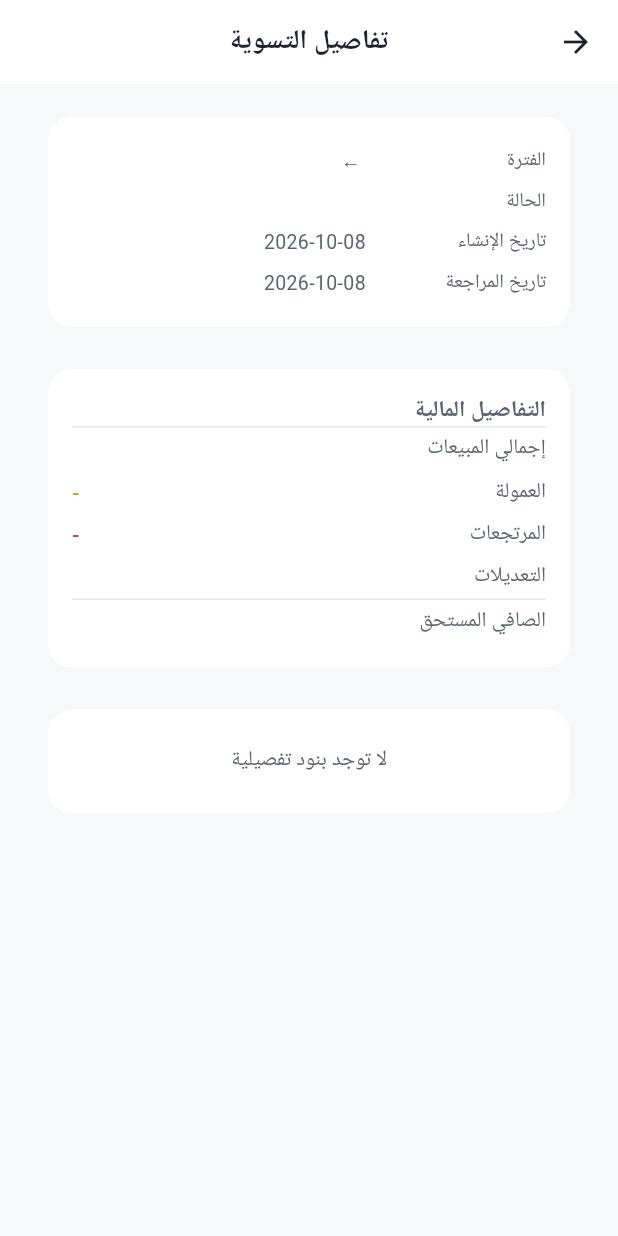
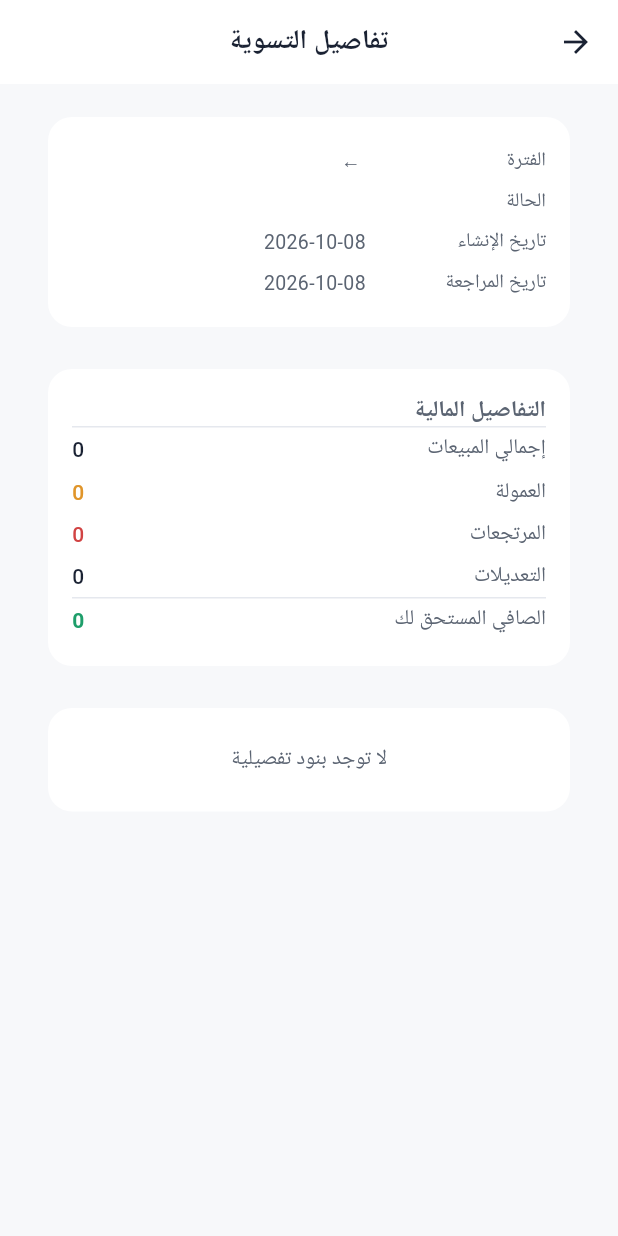
Before and after one commit to msorori-mh/NetYemen, a Flutter app: the SettlementDetailScreen screen opened directly with empty values, on a phone screen of 412 x 824 dp. Run offline on Flutter 3.47's test engine with Material 3 defaults, Android fonts, the phone set to English and light mode, and no system bars; our stand-ins replace app_links, firebase_core, firebase_messaging, flutter_riverpod, permission_handler, shared_preferences and 1 more; missing offline and left inert: unorm_dart, wifi_scan; accounts and stored records are empty; network calls fail.

Commit message:
fix(owner-app): show negative settlement nets and refund lines correctly
A batch net can now be negative and refund lines carry a negative net.
Labels and colours follow the sign, deductions never render a double
minus, and unknown statuses or line types are shown as-is.

Co-Authored-By: Claude Opus 5.5 <noreply@anthropic.com>
Claude-Session: https://claude.ai/code/session_012DEoNxrLPiVSJg2ukVRGY8

```diff
--- a/owner_app/lib/screens/sales/settlement_detail_screen.dart
+++ b/owner_app/lib/screens/sales/settlement_detail_screen.dart
@@ -2,6 +2,7 @@
 import 'package:flutter/material.dart';
 
 import '../../utils/app_theme.dart';
+import '../../utils/settlement_text.dart';
 
 /// شاشة تفاصيل تسوية واحدة — F-OWN-06.
 ///
@@ -25,6 +26,7 @@ class SettlementDetailScreen extends StatelessWidget {
   @override
   Widget build(BuildContext context) {
     final lines = settlement['lines'] as List? ?? [];
+    final ownerOwes = settlementOwnerOwes(settlement['net_settlement']);
 
     return Scaffold(
       appBar: AppBar(
@@ -42,12 +44,12 @@ class SettlementDetailScreen extends StatelessWidget {
                 children: [
                   _infoRow('الفترة',
                       '${_formatDate(settlement['period_start'])} ← ${_formatDate(settlement['period_end'])}'),
-                  _infoRow('الحالة', settlement['status']?.toString() ?? '—'),
+                  _infoRow('الحالة', settlementStatusLabel(settlement['status'])),
                   _infoRow('تاريخ الإنشاء', _formatDate(settlement['created_at'])),
                   if (settlement['reviewed_at'] != null)
                     _infoRow('تاريخ المراجعة', _formatDate(settlement['reviewed_at'])),
                   if (settlement['notes'] != null &&
-                      (settlement['notes'] as String).isNotEmpty)
+                      settlement['notes'].toString().isNotEmpty)
                     _infoRow('ملاحظات', settlement['notes'].toString()),
                 ],
               ),
@@ -75,8 +77,24 @@ class SettlementDetailScreen extends StatelessWidget {
                       color: AppTheme.error, negative: true),
                   _finRow('التعديلات', settlement['total_adjustments']),
                   const Divider(),
-                  _finRow('الصافي المستحق', settlement['net_settlement'],
-                      color: AppTheme.accentDark, bold: true),
+                  _finRow(
+                    settlementNetLabel(settlement['net_settlement']),
+                    settlement['net_settlement'],
+                    color: ownerOwes ? AppTheme.error : AppTheme.accentDark,
+                    bold: true,
+                  ),
+                  if (ownerOwes)
+                    const Padding(
+                      padding: EdgeInsets.only(top: 4),
+                      child: Text(
+                        'المرتجعات في هذه الفترة أكبر من المبيعات؛ يُخصم الفرق '
+                        'من مستحقاتك.',
+                        style: TextStyle(
+                          fontSize: 12,
+                          color: AppTheme.textSecondary,
+                        ),
+                      ),
+                    ),
                 ],
               ),
             ),
@@ -129,8 +147,8 @@ class SettlementDetailScreen extends StatelessWidget {
 
   Widget _finRow(String label, dynamic value,
       {Color? color, bool bold = false, bool negative = false}) {
-    final num = value ?? 0;
-    final display = negative && num != 0 ? '-$num' : '$num';
+    final display =
+        negative ? deductionText(value) : '${settlementAmount(value)}';
     return Padding(
       padding: const EdgeInsets.symmetric(vertical: 4),
       child: Row(
@@ -186,7 +204,9 @@ class _SettlementLineCard extends StatelessWidget {
                           ),
                           Expanded(
                             child: Text(
-                              '${e.value}',
+                              e.key == 'line_type'
+                                  ? settlementLineTypeLabel(e.value)
+                                  : '${e.value}',
                               style: const TextStyle(fontSize: 12),
                             ),
                           ),
--- /dev/null
+++ b/owner_app/lib/utils/settlement_text.dart
@@ -0,0 +1,64 @@
+// lib/utils/settlement_text.dart
+//
+// منطق نقي لعرض التسويات. دُفعة التسوية قد يكون صافيها سالباً (المرتجعات
+// أكبر من المبيعات ⇒ المالك مدين)، وبنود المرتجعات صافيها سالب دائماً.
+// أي حالة أو نوع غير معروف يُعرض كما هو ولا يرمي استثناءً.
+
+/// يحوّل قيمة JSON (عدد، نص، أو null) إلى عدد صحيح؛ غير المفهوم = صفر.
+int settlementAmount(Object? value) {
+  if (value is num) return value.round();
+  if (value is String) return num.tryParse(value.trim())?.round() ?? 0;
+  return 0;
+}
+
+/// مبلغ يُعرض مطروحاً (عمولة، مرتجعات): `-500`، والصفر يبقى `0`.
+String deductionText(Object? value) {
+  final amount = settlementAmount(value).abs();
+  return amount == 0 ? '0' : '-$amount';
+}
+
+/// هل صافي الدفعة سالب (المالك مدين للمنصة)؟
+bool settlementOwnerOwes(Object? netSettlement) {
+  return settlementAmount(netSettlement) < 0;
+}
+
+/// عنوان خانة الصافي بحسب إشارته.
+String settlementNetLabel(Object? netSettlement) {
+  return settlementOwnerOwes(netSettlement)
+      ? 'الصافي المستحق عليك'
+      : 'الصافي المستحق لك';
+}
+
+/// حالة دُفعة التسوية (`settlement_batches.status`).
+String settlementStatusLabel(Object? status) {
+  switch (status) {
+    case 'paid':
+      return 'مدفوعة';
+    case 'approved':
+      return 'معتمدة';
+    case 'draft':
+      return 'مسودة';
+    case 'ready_for_review':
+      return 'قيد المراجعة';
+    case 'cancelled':
+      return 'ملغاة';
+    case 'corrected':
+      return 'معدّلة';
+    default:
+      return status?.toString() ?? '—';
+  }
+}
+
+/// نوع بند الدفعة (`settlement_batch_lines.line_type`).
+String settlementLineTypeLabel(Object? lineType) {
+  switch (lineType) {
+    case 'sale':
+      return 'بيع';
+    case 'refund':
+      return 'مرتجع';
+    case 'adjustment':
+      return 'تعديل';
+    default:
+      return lineType?.toString() ?? '—';
+  }
+}
```
Also changed, not shown: owner_app/lib/screens/sales/sales_screen.dart (+10 -22 lines), 1 other file.
